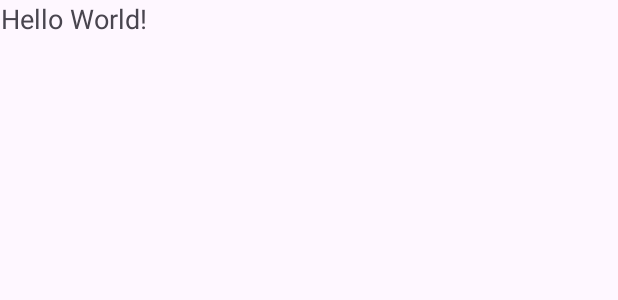
After one commit to mohammadrasool33/Toasting, an Android app: the layout activity_main2.xml on its own in the app's theme, with its tools: preview values and no code run, on a phone screen of 412 x 824 dp. The commit adds this screen. Shown: the top 300 px of the screen. Run offline under Robolectric (Android 15) with nearby library versions, the phone set to English and light mode, and no system bars.

Commit message:
second commit

```diff
--- a/app/build.gradle.kts
+++ b/app/build.gradle.kts
@@ -33,6 +33,9 @@ android {
     kotlinOptions {
         jvmTarget = "1.8"
     }
+    buildFeatures{
+        viewBinding =true
+    }
 }
 
 dependencies {
--- /dev/null
+++ b/app/src/main/res/layout/activity_main2.xml
@@ -0,0 +1,16 @@
+<?xml version="1.0" encoding="utf-8"?>
+<androidx.constraintlayout.widget.ConstraintLayout xmlns:android="http://schemas.android.com/apk/res/android"
+    xmlns:app="http://schemas.android.com/apk/res-auto"
+    xmlns:tools="http://schemas.android.com/tools"
+    android:id="@+id/main"
+    android:layout_width="match_parent"
+    android:layout_height="match_parent"
+    tools:context=".MainActivity2">
+    <TextView
+        android:id="@+id/textView"
+        android:layout_width="wrap_content"
+        android:layout_height="wrap_content"
+        android:text="Hello World!"
+        android:textSize="18sp"
+        android:gravity="center"/>
+</androidx.constraintlayout.widget.ConstraintLayout>
```
Also changed, not shown: app/src/main/AndroidManifest.xml (+6 -3 lines), app/src/main/java/com/example/toasting/MainActivity.kt (+9 -7 lines), app/src/main/java/com/example/toasting/MainActivity2.kt (added, +15 -0 lines).
